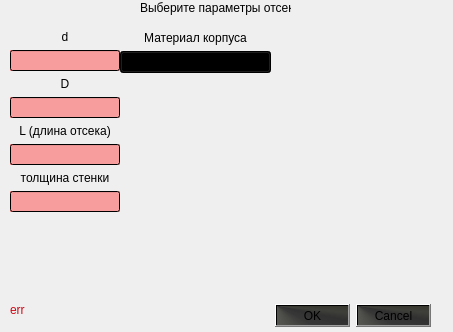
This is Gui/Dialogs/addconoiddialog.ui in Soma247/Rocket as Qt 5 draws it before an edit. The edited form follows.
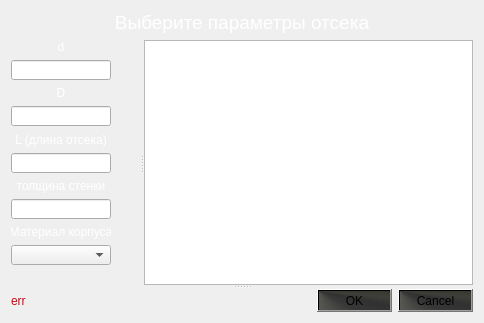
This is the edited form.

Diff of the .ui file:
```diff
--- a/Gui/Dialogs/addconoiddialog.ui
+++ b/Gui/Dialogs/addconoiddialog.ui
@@ -6,8 +6,8 @@
    <rect>
     <x>0</x>
     <y>0</y>
-    <width>453</width>
-    <height>332</height>
+    <width>482</width>
+    <height>323</height>
    </rect>
   </property>
   <property name="windowTitle">
@@ -19,285 +19,54 @@
   <property name="styleSheet">
    <string notr="true">background-color:qconicalgradient(cx:0, cy:0.972, angle:170.1, stop:0 rgba(81, 81, 73, 69), stop:0.0224719 rgba(49, 49, 49, 255), stop:0.179775 rgba(19, 19, 17, 231), stop:0.258427 rgba(33, 33, 31, 222), stop:0.365169 rgba(24, 24, 24, 235), stop:0.483146 rgba(51, 51, 51, 250), stop:0.617978 rgba(21, 21, 19, 248), stop:0.724719 rgba(12, 12, 10, 252), stop:0.842697 rgba(5, 5, 4, 215), stop:0.921348 rgba(26, 22, 19, 234), stop:0.949438 rgba(58, 58, 51, 69), stop:1 rgba(74, 74, 57, 255))</string>
   </property>
-  <widget class="QDialogButtonBox" name="buttonBox">
-   <property name="geometry">
-    <rect>
-     <x>260</x>
-     <y>300</y>
-     <width>171</width>
-     <height>32</height>
-    </rect>
-   </property>
-   <property name="styleSheet">
-    <string notr="true">background-color: qconicalgradient(cx:0, cy:0, angle:170.1, stop:0 rgba(81, 81, 73, 69), stop:0.235955 rgba(92, 92, 83, 231), stop:0.353933 rgba(51, 51, 51, 250), stop:0.423533 rgba(49, 49, 49, 255), stop:0.477581 rgba(58, 58, 53, 248), stop:0.55 rgba(51, 51, 40, 255), stop:0.57754 rgba(58, 54, 37, 130), stop:0.625 rgba(58, 58, 51, 69), stop:0.921348 rgba(26, 22, 19, 234), stop:1 rgba(74, 74, 57, 255));</string>
-   </property>
-   <property name="orientation">
-    <enum>Qt::Horizontal</enum>
-   </property>
-   <property name="standardButtons">
-    <set>QDialogButtonBox::Cancel|QDialogButtonBox::Ok</set>
-   </property>
-  </widget>
+  <layout class="QGridLayout" name="gridLayout">
+   <item row="0" column="0">
   <widget class="QLabel" name="label">
-   <property name="geometry">
-    <rect>
-     <x>140</x>
-     <y>0</y>
-     <width>151</width>
-     <height>16</height>
-    </rect>
+     <property name="maximumSize">
+      <size>
+       <width>500</width>
+       <height>50</height>
+      </size>
+     </property>
+     <property name="font">
+      <font>
+       <pointsize>14</pointsize>
+      </font>
+     </property>
+     <property name="styleSheet">
+      <string notr="true">color: rgb(255, 255, 255);
+background-color: qlineargradient(spread:pad, x1:0, y1:0, x2:1, y2:0, stop:0 rgba(0, 0, 0, 0), stop:1 rgba(0, 0, 0, 0));</string>
    </property>
    <property name="text">
     <string>Выберите параметры отсека</string>
    </property>
-  </widget>
-  <widget class="QLabel" name="label_warning">
-   <property name="geometry">
-    <rect>
-     <x>10</x>
-     <y>300</y>
-     <width>241</width>
-     <height>20</height>
-    </rect>
-   </property>
-   <property name="palette">
-    <palette>
-     <active>
-      <colorrole role="WindowText">
-       <brush brushstyle="SolidPattern">
-        <color alpha="255">
-         <red>208</red>
-         <green>6</green>
-         <blue>20</blue>
-        </color>
-       </brush>
-      </colorrole>
-      <colorrole role="Button">
-       <brush brushstyle="LinearGradientPattern">
-        <gradient startx="0.000000000000000" starty="0.000000000000000" endx="1.000000000000000" endy="0.000000000000000" type="LinearGradient" spread="PadSpread" coordinatemode="ObjectBoundingMode">
-         <gradientstop position="0.000000000000000">
-          <color alpha="0">
-           <red>0</red>
-           <green>0</green>
-           <blue>0</blue>
-          </color>
-         </gradientstop>
-         <gradientstop position="1.000000000000000">
-          <color alpha="0">
-           <red>0</red>
-           <green>0</green>
-           <blue>0</blue>
-          </color>
-         </gradientstop>
-        </gradient>
-       </brush>
-      </colorrole>
-      <colorrole role="Base">
-       <brush brushstyle="LinearGradientPattern">
-        <gradient startx="0.000000000000000" starty="0.000000000000000" endx="1.000000000000000" endy="0.000000000000000" type="LinearGradient" spread="PadSpread" coordinatemode="ObjectBoundingMode">
-         <gradientstop position="0.000000000000000">
-          <color alpha="0">
-           <red>0</red>
-           <green>0</green>
-           <blue>0</blue>
-          </color>
-         </gradientstop>
-         <gradientstop position="1.000000000000000">
-          <color alpha="0">
-           <red>0</red>
-           <green>0</green>
-           <blue>0</blue>
-          </color>
-         </gradientstop>
-        </gradient>
-       </brush>
-      </colorrole>
-      <colorrole role="Window">
-       <brush brushstyle="LinearGradientPattern">
-        <gradient startx="0.000000000000000" starty="0.000000000000000" endx="1.000000000000000" endy="0.000000000000000" type="LinearGradient" spread="PadSpread" coordinatemode="ObjectBoundingMode">
-         <gradientstop position="0.000000000000000">
-          <color alpha="0">
-           <red>0</red>
-           <green>0</green>
-           <blue>0</blue>
-          </color>
-         </gradientstop>
-         <gradientstop position="1.000000000000000">
-          <color alpha="0">
-           <red>0</red>
-           <green>0</green>
-           <blue>0</blue>
-          </color>
-         </gradientstop>
-        </gradient>
-       </brush>
-      </colorrole>
-     </active>
-     <inactive>
-      <colorrole role="WindowText">
-       <brush brushstyle="SolidPattern">
-        <color alpha="255">
-         <red>208</red>
-         <green>6</green>
-         <blue>20</blue>
-        </color>
-       </brush>
-      </colorrole>
-      <colorrole role="Button">
-       <brush brushstyle="LinearGradientPattern">
-        <gradient startx="0.000000000000000" starty="0.000000000000000" endx="1.000000000000000" endy="0.000000000000000" type="LinearGradient" spread="PadSpread" coordinatemode="ObjectBoundingMode">
-         <gradientstop position="0.000000000000000">
-          <color alpha="0">
-           <red>0</red>
-           <green>0</green>
-           <blue>0</blue>
-          </color>
-         </gradientstop>
-         <gradientstop position="1.000000000000000">
-          <color alpha="0">
-           <red>0</red>
-           <green>0</green>
-           <blue>0</blue>
-          </color>
-         </gradientstop>
-        </gradient>
-       </brush>
-      </colorrole>
-      <colorrole role="Base">
-       <brush brushstyle="LinearGradientPattern">
-        <gradient startx="0.000000000000000" starty="0.000000000000000" endx="1.000000000000000" endy="0.000000000000000" type="LinearGradient" spread="PadSpread" coordinatemode="ObjectBoundingMode">
-         <gradientstop position="0.000000000000000">
-          <color alpha="0">
-           <red>0</red>
-           <green>0</green>
-           <blue>0</blue>
-          </color>
-         </gradientstop>
-         <gradientstop position="1.000000000000000">
-          <color alpha="0">
-           <red>0</red>
-           <green>0</green>
-           <blue>0</blue>
-          </color>
-         </gradientstop>
-        </gradient>
-       </brush>
-      </colorrole>
-      <colorrole role="Window">
-       <brush brushstyle="LinearGradientPattern">
-        <gradient startx="0.000000000000000" starty="0.000000000000000" endx="1.000000000000000" endy="0.000000000000000" type="LinearGradient" spread="PadSpread" coordinatemode="ObjectBoundingMode">
-         <gradientstop position="0.000000000000000">
-          <color alpha="0">
-           <red>0</red>
-           <green>0</green>
-           <blue>0</blue>
-          </color>
-         </gradientstop>
-         <gradientstop position="1.000000000000000">
-          <color alpha="0">
-           <red>0</red>
-           <green>0</green>
-           <blue>0</blue>
-          </color>
-         </gradientstop>
-        </gradient>
-       </brush>
-      </colorrole>
-     </inactive>
-     <disabled>
-      <colorrole role="WindowText">
-       <brush brushstyle="SolidPattern">
-        <color alpha="96">
-         <red>164</red>
-         <green>166</green>
-         <blue>168</blue>
-        </color>
-       </brush>
-      </colorrole>
-      <colorrole role="Button">
-       <brush brushstyle="LinearGradientPattern">
-        <gradient startx="0.000000000000000" starty="0.000000000000000" endx="1.000000000000000" endy="0.000000000000000" type="LinearGradient" spread="PadSpread" coordinatemode="ObjectBoundingMode">
-         <gradientstop position="0.000000000000000">
-          <color alpha="0">
-           <red>0</red>
-           <green>0</green>
-           <blue>0</blue>
-          </color>
-         </gradientstop>
-         <gradientstop position="1.000000000000000">
-          <color alpha="0">
-           <red>0</red>
-           <green>0</green>
-           <blue>0</blue>
-          </color>
-         </gradientstop>
-        </gradient>
-       </brush>
-      </colorrole>
-      <colorrole role="Base">
-       <brush brushstyle="LinearGradientPattern">
-        <gradient startx="0.000000000000000" starty="0.000000000000000" endx="1.000000000000000" endy="0.000000000000000" type="LinearGradient" spread="PadSpread" coordinatemode="ObjectBoundingMode">
-         <gradientstop position="0.000000000000000">
-          <color alpha="0">
-           <red>0</red>
-           <green>0</green>
-           <blue>0</blue>
-          </color>
-         </gradientstop>
-         <gradientstop position="1.000000000000000">
-          <color alpha="0">
-           <red>0</red>
-           <green>0</green>
-           <blue>0</blue>
-          </color>
-         </gradientstop>
-        </gradient>
-       </brush>
-      </colorrole>
-      <colorrole role="Window">
-       <brush brushstyle="LinearGradientPattern">
-        <gradient startx="0.000000000000000" starty="0.000000000000000" endx="1.000000000000000" endy="0.000000000000000" type="LinearGradient" spread="PadSpread" coordinatemode="ObjectBoundingMode">
-         <gradientstop position="0.000000000000000">
-          <color alpha="0">
-           <red>0</red>
-           <green>0</green>
-           <blue>0</blue>
-          </color>
-         </gradientstop>
-         <gradientstop position="1.000000000000000">
-          <color alpha="0">
-           <red>0</red>
-           <green>0</green>
-           <blue>0</blue>
-          </color>
-         </gradientstop>
-        </gradient>
-       </brush>
-      </colorrole>
-     </disabled>
-    </palette>
-   </property>
-   <property name="styleSheet">
-    <string notr="true">background-color: qlineargradient(spread:pad, x1:0, y1:0, x2:1, y2:0, stop:0 rgba(0, 0, 0, 0), stop:1 rgba(0, 0, 0, 0));</string>
-   </property>
-   <property name="text">
-    <string>err</string>
-   </property>
-  </widget>
-  <widget class="QWidget" name="layoutWidget">
-   <property name="geometry">
-    <rect>
-     <x>10</x>
-     <y>30</y>
-     <width>110</width>
-     <height>184</height>
-    </rect>
-   </property>
+     <property name="alignment">
+      <set>Qt::AlignCenter</set>
+     </property>
+    </widget>
+   </item>
+   <item row="1" column="0">
+    <widget class="QSplitter" name="splitter_2">
+     <property name="orientation">
+      <enum>Qt::Vertical</enum>
+     </property>
+     <widget class="QSplitter" name="splitter">
+      <property name="orientation">
+       <enum>Qt::Horizontal</enum>
+      </property>
+      <widget class="QWidget" name="">
    <layout class="QVBoxLayout" name="verticalLayout">
     <item>
      <widget class="QLabel" name="label_2">
+          <property name="maximumSize">
+           <size>
+            <width>100</width>
+            <height>20</height>
+           </size>
+          </property>
       <property name="styleSheet">
-       <string notr="true">background-color: qlineargradient(spread:pad, x1:0, y1:0, x2:1, y2:0, stop:0 rgba(0, 0, 0, 0), stop:1 rgba(0, 0, 0, 0));</string>
+           <string notr="true">background-color: qlineargradient(spread:pad, x1:0, y1:0, x2:1, y2:0, stop:0 rgba(0, 0, 0, 0), stop:1 rgba(0, 0, 0, 0));
+color: rgb(255, 255, 255);</string>
       </property>
       <property name="text">
        <string>d</string>
@@ -309,15 +78,27 @@
     </item>
     <item>
      <widget class="QLineEdit" name="le_D1">
+          <property name="maximumSize">
+           <size>
+            <width>100</width>
+            <height>20</height>
+           </size>
+          </property>
       <property name="styleSheet">
-       <string notr="true">background-color: qradialgradient(spread:pad, cx:0.022, cy:0, radius:0.5, fx:0.386689, fy:0.341325, stop:0 rgba(255, 83, 83, 133));</string>
+           <string notr="true">background-color: qconicalgradient(cx:0, cy:1, angle:281.613, stop:0.0224719 rgba(130, 15, 15, 213), stop:0.162011 rgba(83, 23, 18, 231), stop:0.258427 rgba(145, 20, 2, 174), stop:0.365169 rgba(158, 32, 32, 199), stop:0.47486 rgba(152, 10, 3, 181), stop:0.483146 rgba(126, 58, 44, 209), stop:0.625698 rgba(145, 29, 0, 211), stop:0.724719 rgba(152, 19, 0, 159), stop:0.842697 rgba(161, 31, 31, 215), stop:0.921348 rgba(191, 23, 0, 234), stop:0.949438 rgba(199, 35, 35, 206), stop:1 rgba(74, 74, 57, 255));</string>
       </property>
      </widget>
     </item>
     <item>
      <widget class="QLabel" name="label_3">
+          <property name="maximumSize">
+           <size>
+            <width>100</width>
+            <height>20</height>
+           </size>
+          </property>
       <property name="styleSheet">
-       <string notr="true">background-color: qlineargradient(spread:pad, x1:0, y1:0, x2:1, y2:0, stop:0 rgba(0, 0, 0, 0), stop:1 rgba(0, 0, 0, 0));</string>
+           <string notr="true">background-color: qlineargradient(spread:pad, x1:0, y1:0, x2:1, y2:0, stop:0 rgba(0, 0, 0, 0), stop:1 rgba(0, 0, 0, 0));color: rgb(255, 255, 255);</string>
       </property>
       <property name="text">
        <string>D</string>
@@ -329,15 +110,33 @@
     </item>
     <item>
      <widget class="QLineEdit" name="le_D2">
+          <property name="maximumSize">
+           <size>
+            <width>100</width>
+            <height>20</height>
+           </size>
+          </property>
       <property name="styleSheet">
-       <string notr="true">background-color: qradialgradient(spread:pad, cx:0.022, cy:0, radius:0.5, fx:0.386689, fy:0.341325, stop:0 rgba(255, 83, 83, 133));</string>
+           <string notr="true">background-color: qconicalgradient(cx:0, cy:1, angle:281.613, stop:0.0224719 rgba(130, 15, 15, 213), stop:0.162011 rgba(83, 23, 18, 231), stop:0.258427 rgba(145, 20, 2, 174), stop:0.365169 rgba(158, 32, 32, 199), stop:0.47486 rgba(152, 10, 3, 181), stop:0.483146 rgba(126, 58, 44, 209), stop:0.625698 rgba(145, 29, 0, 211), stop:0.724719 rgba(152, 19, 0, 159), stop:0.842697 rgba(161, 31, 31, 215), stop:0.921348 rgba(191, 23, 0, 234), stop:0.949438 rgba(199, 35, 35, 206), stop:1 rgba(74, 74, 57, 255));</string>
       </property>
      </widget>
     </item>
     <item>
      <widget class="QLabel" name="label_4">
+          <property name="maximumSize">
+           <size>
+            <width>100</width>
+            <height>20</height>
+           </size>
+          </property>
+          <property name="sizeIncrement">
+           <size>
+            <width>50</width>
+            <height>50</height>
+           </size>
+          </property>
       <property name="styleSheet">
-       <string notr="true">background-color: qlineargradient(spread:pad, x1:0, y1:0, x2:1, y2:0, stop:0 rgba(0, 0, 0, 0), stop:1 rgba(0, 0, 0, 0));</string>
+           <string notr="true">background-color: qlineargradient(spread:pad, x1:0, y1:0, x2:1, y2:0, stop:0 rgba(0, 0, 0, 0), stop:1 rgba(0, 0, 0, 0));color: rgb(255, 255, 255);</string>
       </property>
       <property name="text">
        <string>L (длина отсека)</string>
@@ -349,15 +148,27 @@
     </item>
     <item>
      <widget class="QLineEdit" name="le_L">
+          <property name="maximumSize">
+           <size>
+            <width>100</width>
+            <height>20</height>
+           </size>
+          </property>
       <property name="styleSheet">
-       <string notr="true">background-color: qradialgradient(spread:pad, cx:0.022, cy:0, radius:0.5, fx:0.386689, fy:0.341325, stop:0 rgba(255, 83, 83, 133));</string>
+           <string notr="true">background-color: qconicalgradient(cx:0, cy:1, angle:281.613, stop:0.0224719 rgba(130, 15, 15, 213), stop:0.162011 rgba(83, 23, 18, 231), stop:0.258427 rgba(145, 20, 2, 174), stop:0.365169 rgba(158, 32, 32, 199), stop:0.47486 rgba(152, 10, 3, 181), stop:0.483146 rgba(126, 58, 44, 209), stop:0.625698 rgba(145, 29, 0, 211), stop:0.724719 rgba(152, 19, 0, 159), stop:0.842697 rgba(161, 31, 31, 215), stop:0.921348 rgba(191, 23, 0, 234), stop:0.949438 rgba(199, 35, 35, 206), stop:1 rgba(74, 74, 57, 255));</string>
       </property>
      </widget>
     </item>
     <item>
      <widget class="QLabel" name="label_5">
+          <property name="maximumSize">
+           <size>
+            <width>100</width>
+            <height>20</height>
+           </size>
+          </property>
       <property name="styleSheet">
-       <string notr="true">background-color: qlineargradient(spread:pad, x1:0, y1:0, x2:1, y2:0, stop:0 rgba(0, 0, 0, 0), stop:1 rgba(0, 0, 0, 0));</string>
+           <string notr="true">background-color: qlineargradient(spread:pad, x1:0, y1:0, x2:1, y2:0, stop:0 rgba(0, 0, 0, 0), stop:1 rgba(0, 0, 0, 0));color: rgb(255, 255, 255);</string>
       </property>
       <property name="text">
        <string>толщина стенки</string>
@@ -369,27 +180,27 @@
     </item>
     <item>
      <widget class="QLineEdit" name="le_delt">
+          <property name="maximumSize">
+           <size>
+            <width>100</width>
+            <height>20</height>
+           </size>
+          </property>
       <property name="styleSheet">
-       <string notr="true">background-color: qradialgradient(spread:pad, cx:0.022, cy:0, radius:0.5, fx:0.386689, fy:0.341325, stop:0 rgba(255, 83, 83, 133));</string>
+           <string notr="true">background-color: qconicalgradient(cx:0, cy:1, angle:281.613, stop:0.0224719 rgba(130, 15, 15, 213), stop:0.162011 rgba(83, 23, 18, 231), stop:0.258427 rgba(145, 20, 2, 174), stop:0.365169 rgba(158, 32, 32, 199), stop:0.47486 rgba(152, 10, 3, 181), stop:0.483146 rgba(126, 58, 44, 209), stop:0.625698 rgba(145, 29, 0, 211), stop:0.724719 rgba(152, 19, 0, 159), stop:0.842697 rgba(161, 31, 31, 215), stop:0.921348 rgba(191, 23, 0, 234), stop:0.949438 rgba(199, 35, 35, 206), stop:1 rgba(74, 74, 57, 255));</string>
       </property>
      </widget>
     </item>
-   </layout>
-  </widget>
-  <widget class="QWidget" name="layoutWidget">
-   <property name="geometry">
-    <rect>
-     <x>120</x>
-     <y>30</y>
-     <width>151</width>
-     <height>43</height>
-    </rect>
-   </property>
-   <layout class="QVBoxLayout" name="verticalLayout_2">
     <item>
      <widget class="QLabel" name="label_6">
+          <property name="maximumSize">
+           <size>
+            <width>100</width>
+            <height>20</height>
+           </size>
+          </property>
       <property name="styleSheet">
-       <string notr="true">background-color: qlineargradient(spread:pad, x1:0, y1:0, x2:1, y2:0, stop:0 rgba(0, 0, 0, 0), stop:1 rgba(0, 0, 0, 0));</string>
+           <string notr="true">background-color: qlineargradient(spread:pad, x1:0, y1:0, x2:1, y2:0, stop:0 rgba(0, 0, 0, 0), stop:1 rgba(0, 0, 0, 0));color: rgb(255, 255, 255);</string>
       </property>
       <property name="text">
        <string>Материал корпуса</string>
@@ -401,13 +212,290 @@
     </item>
     <item>
      <widget class="QComboBox" name="matComboBox">
+          <property name="maximumSize">
+           <size>
+            <width>100</width>
+            <height>20</height>
+           </size>
+          </property>
       <property name="styleSheet">
-       <string notr="true">background-color: qradialgradient(spread:pad, cx:0.022, cy:0, radius:0.5, fx:0.386689, fy:0.341325, stop:0 rgba(255, 83, 83, 133));</string>
+           <string notr="true">background-color: qconicalgradient(cx:0, cy:1, angle:281.613, stop:0.0224719 rgba(130, 15, 15, 213), stop:0.162011 rgba(147, 42, 32, 231), stop:0.258427 rgba(206, 29, 4, 174), stop:0.365169 rgba(128, 26, 26, 199), stop:0.47486 rgba(185, 45, 38, 181), stop:0.483146 rgba(126, 58, 44, 209), stop:0.625698 rgba(124, 25, 0, 211), stop:0.724719 rgba(152, 19, 0, 159), stop:0.842697 rgba(193, 37, 37, 215), stop:0.921348 rgba(209, 26, 0, 234), stop:0.949438 rgba(199, 35, 35, 206), stop:1 rgba(74, 74, 57, 255));</string>
       </property>
      </widget>
     </item>
-   </layout>
-  </widget>
+        <item>
+         <spacer name="horizontalSpacer">
+          <property name="orientation">
+           <enum>Qt::Horizontal</enum>
+          </property>
+          <property name="sizeType">
+           <enum>QSizePolicy::Fixed</enum>
+          </property>
+          <property name="sizeHint" stdset="0">
+           <size>
+            <width>100</width>
+            <height>20</height>
+           </size>
+          </property>
+         </spacer>
+        </item>
+       </layout>
+      </widget>
+      <widget class="QGraphicsView" name="graphicsView"/>
+     </widget>
+     <widget class="QWidget" name="">
+      <layout class="QHBoxLayout" name="horizontalLayout_2">
+       <item>
+        <widget class="QLabel" name="label_warning">
+         <property name="minimumSize">
+          <size>
+           <width>300</width>
+           <height>0</height>
+          </size>
+         </property>
+         <property name="palette">
+          <palette>
+           <active>
+            <colorrole role="WindowText">
+             <brush brushstyle="SolidPattern">
+              <color alpha="255">
+               <red>208</red>
+               <green>6</green>
+               <blue>20</blue>
+              </color>
+             </brush>
+            </colorrole>
+            <colorrole role="Button">
+             <brush brushstyle="LinearGradientPattern">
+              <gradient startx="0.000000000000000" starty="0.000000000000000" endx="1.000000000000000" endy="0.000000000000000" type="LinearGradient" spread="PadSpread" coordinatemode="ObjectBoundingMode">
+               <gradientstop position="0.000000000000000">
+                <color alpha="0">
+                 <red>0</red>
+                 <green>0</green>
+                 <blue>0</blue>
+                </color>
+               </gradientstop>
+               <gradientstop position="1.000000000000000">
+                <color alpha="0">
+                 <red>0</red>
+                 <green>0</green>
+                 <blue>0</blue>
+                </color>
+               </gradientstop>
+              </gradient>
+             </brush>
+            </colorrole>
+            <colorrole role="Base">
+             <brush brushstyle="LinearGradientPattern">
+              <gradient startx="0.000000000000000" starty="0.000000000000000" endx="1.000000000000000" endy="0.000000000000000" type="LinearGradient" spread="PadSpread" coordinatemode="ObjectBoundingMode">
+               <gradientstop position="0.000000000000000">
+                <color alpha="0">
+                 <red>0</red>
+                 <green>0</green>
+                 <blue>0</blue>
+                </color>
+               </gradientstop>
+               <gradientstop position="1.000000000000000">
+                <color alpha="0">
+                 <red>0</red>
+                 <green>0</green>
+                 <blue>0</blue>
+                </color>
+               </gradientstop>
+              </gradient>
+             </brush>
+            </colorrole>
+            <colorrole role="Window">
+             <brush brushstyle="LinearGradientPattern">
+              <gradient startx="0.000000000000000" starty="0.000000000000000" endx="1.000000000000000" endy="0.000000000000000" type="LinearGradient" spread="PadSpread" coordinatemode="ObjectBoundingMode">
+               <gradientstop position="0.000000000000000">
+                <color alpha="0">
+                 <red>0</red>
+                 <green>0</green>
+                 <blue>0</blue>
+                </color>
+               </gradientstop>
+               <gradientstop position="1.000000000000000">
+                <color alpha="0">
+                 <red>0</red>
+                 <green>0</green>
+                 <blue>0</blue>
+                </color>
+               </gradientstop>
+              </gradient>
+             </brush>
+            </colorrole>
+           </active>
+           <inactive>
+            <colorrole role="WindowText">
+             <brush brushstyle="SolidPattern">
+              <color alpha="255">
+               <red>208</red>
+               <green>6</green>
+               <blue>20</blue>
+              </color>
+             </brush>
+            </colorrole>
+            <colorrole role="Button">
+             <brush brushstyle="LinearGradientPattern">
+              <gradient startx="0.000000000000000" starty="0.000000000000000" endx="1.000000000000000" endy="0.000000000000000" type="LinearGradient" spread="PadSpread" coordinatemode="ObjectBoundingMode">
+               <gradientstop position="0.000000000000000">
+                <color alpha="0">
+                 <red>0</red>
+                 <green>0</green>
+                 <blue>0</blue>
+                </color>
+               </gradientstop>
+               <gradientstop position="1.000000000000000">
+                <color alpha="0">
+                 <red>0</red>
+                 <green>0</green>
+                 <blue>0</blue>
+                </color>
+               </gradientstop>
+              </gradient>
+             </brush>
+            </colorrole>
+            <colorrole role="Base">
+             <brush brushstyle="LinearGradientPattern">
+              <gradient startx="0.000000000000000" starty="0.000000000000000" endx="1.000000000000000" endy="0.000000000000000" type="LinearGradient" spread="PadSpread" coordinatemode="ObjectBoundingMode">
+               <gradientstop position="0.000000000000000">
+                <color alpha="0">
+                 <red>0</red>
+                 <green>0</green>
+                 <blue>0</blue>
+                </color>
+               </gradientstop>
+               <gradientstop position="1.000000000000000">
+                <color alpha="0">
+                 <red>0</red>
+                 <green>0</green>
+                 <blue>0</blue>
+                </color>
+               </gradientstop>
+              </gradient>
+             </brush>
+            </colorrole>
+            <colorrole role="Window">
+             <brush brushstyle="LinearGradientPattern">
+              <gradient startx="0.000000000000000" starty="0.000000000000000" endx="1.000000000000000" endy="0.000000000000000" type="LinearGradient" spread="PadSpread" coordinatemode="ObjectBoundingMode">
+               <gradientstop position="0.000000000000000">
+                <color alpha="0">
+                 <red>0</red>
+                 <green>0</green>
+                 <blue>0</blue>
+                </color>
+               </gradientstop>
+               <gradientstop position="1.000000000000000">
+                <color alpha="0">
+                 <red>0</red>
+                 <green>0</green>
+                 <blue>0</blue>
+                </color>
+               </gradientstop>
+              </gradient>
+             </brush>
+            </colorrole>
+           </inactive>
+           <disabled>
+            <colorrole role="WindowText">
+             <brush brushstyle="SolidPattern">
+              <color alpha="96">
+               <red>164</red>
+               <green>166</green>
+               <blue>168</blue>
+              </color>
+             </brush>
+            </colorrole>
+            <colorrole role="Button">
+             <brush brushstyle="LinearGradientPattern">
+              <gradient startx="0.000000000000000" starty="0.000000000000000" endx="1.000000000000000" endy="0.000000000000000" type="LinearGradient" spread="PadSpread" coordinatemode="ObjectBoundingMode">
+               <gradientstop position="0.000000000000000">
+                <color alpha="0">
+                 <red>0</red>
+                 <green>0</green>
+                 <blue>0</blue>
+                </color>
+               </gradientstop>
+               <gradientstop position="1.000000000000000">
+                <color alpha="0">
+                 <red>0</red>
+                 <green>0</green>
+                 <blue>0</blue>
+                </color>
+               </gradientstop>
+              </gradient>
+             </brush>
+            </colorrole>
+            <colorrole role="Base">
+             <brush brushstyle="LinearGradientPattern">
+              <gradient startx="0.000000000000000" starty="0.000000000000000" endx="1.000000000000000" endy="0.000000000000000" type="LinearGradient" spread="PadSpread" coordinatemode="ObjectBoundingMode">
+               <gradientstop position="0.000000000000000">
+                <color alpha="0">
+                 <red>0</red>
+                 <green>0</green>
+                 <blue>0</blue>
+                </color>
+               </gradientstop>
+               <gradientstop position="1.000000000000000">
+                <color alpha="0">
+                 <red>0</red>
+                 <green>0</green>
+                 <blue>0</blue>
+                </color>
+               </gradientstop>
+              </gradient>
+             </brush>
+            </colorrole>
+            <colorrole role="Window">
+             <brush brushstyle="LinearGradientPattern">
+              <gradient startx="0.000000000000000" starty="0.000000000000000" endx="1.000000000000000" endy="0.000000000000000" type="LinearGradient" spread="PadSpread" coordinatemode="ObjectBoundingMode">
+               <gradientstop position="0.000000000000000">
+                <color alpha="0">
+                 <red>0</red>
+                 <green>0</green>
+                 <blue>0</blue>
+                </color>
+               </gradientstop>
+               <gradientstop position="1.000000000000000">
+                <color alpha="0">
+                 <red>0</red>
+                 <green>0</green>
+                 <blue>0</blue>
+                </color>
+               </gradientstop>
+              </gradient>
+             </brush>
+            </colorrole>
+           </disabled>
+          </palette>
+         </property>
+         <property name="styleSheet">
+          <string notr="true">background-color: qlineargradient(spread:pad, x1:0, y1:0, x2:1, y2:0, stop:0 rgba(0, 0, 0, 0), stop:1 rgba(0, 0, 0, 0));</string>
+         </property>
+         <property name="text">
+          <string>err</string>
+         </property>
+        </widget>
+       </item>
+       <item>
+        <widget class="QDialogButtonBox" name="buttonBox">
+         <property name="styleSheet">
+          <string notr="true">background-color: qconicalgradient(cx:0, cy:0, angle:170.1, stop:0 rgba(81, 81, 73, 69), stop:0.235955 rgba(92, 92, 83, 231), stop:0.353933 rgba(51, 51, 51, 250), stop:0.423533 rgba(49, 49, 49, 255), stop:0.477581 rgba(58, 58, 53, 248), stop:0.55 rgba(51, 51, 40, 255), stop:0.57754 rgba(58, 54, 37, 130), stop:0.625 rgba(58, 58, 51, 69), stop:0.921348 rgba(26, 22, 19, 234), stop:1 rgba(74, 74, 57, 255));</string>
+         </property>
+         <property name="orientation">
+          <enum>Qt::Horizontal</enum>
+         </property>
+         <property name="standardButtons">
+          <set>QDialogButtonBox::Cancel|QDialogButtonBox::Ok</set>
+         </property>
+        </widget>
+       </item>
+      </layout>
+     </widget>
+    </widget>
+   </item>
+  </layout>
  </widget>
  <resources/>
  <connections>
```
Left out of the diff: 32 changed lines with no effect on the pictures. Lines whose indentation alone changed are shown as unchanged.
